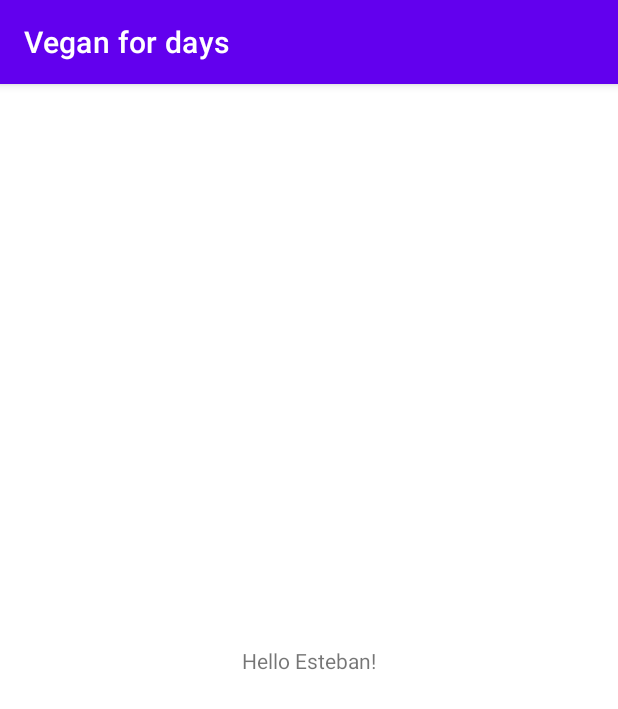
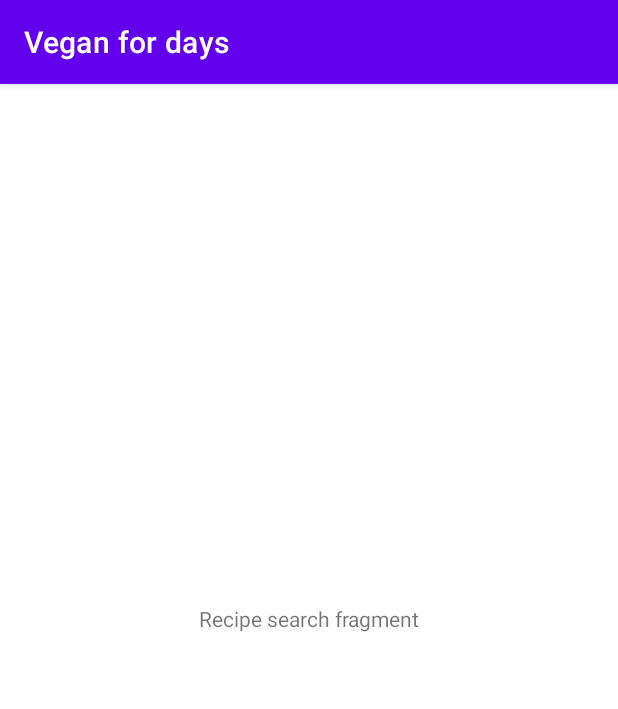
Before and after one commit to Estete9/Vegan-for-days, an Android app: the screen it shows after launch (MainActivity before the commit, RecipesActivity after it), on a phone screen of 412 x 824 dp. Shown: the top 709 px of the screen. Run offline under Robolectric (Android 15) with nearby library versions, the phone set to English and light mode, and no system bars; our stand-ins replace navigation-ui; 1 statement that could not run was skipped.

Commit message:
nav controller fragment, searchByRecipeFragment, and initial bottom nav menu implemented

```diff
--- a/app/build.gradle
+++ b/app/build.gradle
@@ -1,6 +1,7 @@
 plugins {
     id 'com.android.application'
     id 'kotlin-android'
+    id 'kotlin-android-extensions'
     id 'kotlin-kapt'
 }
 
@@ -34,6 +35,7 @@ android {
 }
 
 dependencies {
+    implementation 'androidx.legacy:legacy-support-v4:1.0.0'
     def room_version = "2.3.0"
     def nav_version = "2.3.5"
 
--- a/app/src/main/AndroidManifest.xml
+++ b/app/src/main/AndroidManifest.xml
@@ -9,7 +9,7 @@
         android:roundIcon="@mipmap/ic_launcher_round"
         android:supportsRtl="true"
         android:theme="@style/Theme.VeganForDays">
-        <activity android:name=".MainActivity">
+        <activity android:name=".ui.RecipesActivity">
             <intent-filter>
                 <action android:name="android.intent.action.MAIN" />
 
--- a/app/src/main/java/com/epicusprogramming/veganfordays/MainActivity.kt
+++ /dev/null
@@ -1,11 +0,0 @@
-package com.epicusprogramming.veganfordays
-
-import androidx.appcompat.app.AppCompatActivity
-import android.os.Bundle
-
-class MainActivity : AppCompatActivity() {
-    override fun onCreate(savedInstanceState: Bundle?) {
-        super.onCreate(savedInstanceState)
-        setContentView(R.layout.activity_main)
-    }
-}
--- /dev/null
+++ b/app/src/main/java/com/epicusprogramming/veganfordays/ui/RecipesActivity.kt
@@ -0,0 +1,17 @@
+package com.epicusprogramming.veganfordays.ui
+
+import android.os.Bundle
+import androidx.appcompat.app.AppCompatActivity
+import androidx.navigation.fragment.findNavController
+import androidx.navigation.ui.setupWithNavController
+import com.epicusprogramming.veganfordays.R
+import kotlinx.android.synthetic.main.activity_recipes.*
+
+class RecipesActivity : AppCompatActivity() {
+    override fun onCreate(savedInstanceState: Bundle?) {
+        super.onCreate(savedInstanceState)
+        setContentView(R.layout.activity_recipes)
+
+        bottomNavigationView.setupWithNavController(recipeNavHostFragment.findNavController())
+    }
+}
--- /dev/null
+++ b/app/src/main/java/com/epicusprogramming/veganfordays/ui/fragments/SearchByRecipeFragment.kt
@@ -0,0 +1,15 @@
+package com.epicusprogramming.veganfordays.ui.fragments
+
+import android.os.Bundle
+import androidx.fragment.app.Fragment
+import android.view.LayoutInflater
+import android.view.View
+import android.view.ViewGroup
+import com.epicusprogramming.veganfordays.R
+
+
+class SearchByRecipeFragment : Fragment(R.layout.fragment_search_by_recipe) {
+
+
+
+}
--- /dev/null
+++ b/app/src/main/res/layout/activity_recipes.xml
@@ -0,0 +1,38 @@
+<?xml version="1.0" encoding="utf-8"?>
+<androidx.constraintlayout.widget.ConstraintLayout xmlns:android="http://schemas.android.com/apk/res/android"
+    xmlns:app="http://schemas.android.com/apk/res-auto"
+    xmlns:tools="http://schemas.android.com/tools"
+    android:layout_width="match_parent"
+    android:layout_height="match_parent"
+    tools:context=".ui.RecipesActivity">
+
+    <FrameLayout
+        android:id="@+id/flFragment"
+        android:layout_width="match_parent"
+        android:layout_height="0dp"
+        app:layout_constraintBottom_toTopOf="@+id/bottomNavigationView"
+        app:layout_constraintEnd_toEndOf="parent"
+        app:layout_constraintStart_toStartOf="parent"
+        app:layout_constraintTop_toTopOf="parent"
+        tools:layout_editor_absoluteX="158dp">
+
+
+        <fragment
+            android:id="@+id/recipeNavHostFragment"
+            android:name="androidx.navigation.fragment.NavHostFragment"
+            android:layout_width="match_parent"
+            android:layout_height="match_parent"
+            app:defaultNavHost="true"
+            app:navGraph="@navigation/recipes_nav_graph"/>
+    </FrameLayout>
+
+    <com.google.android.material.navigation.NavigationView
+        android:id="@+id/bottomNavigationView"
+        android:layout_width="match_parent"
+        android:layout_height="56dp"
+        app:layout_constraintBottom_toBottomOf="parent"
+        app:menu="@menu/bottom_navigation_menu"
+        app:layout_constraintEnd_toEndOf="parent"
+        app:layout_constraintHorizontal_bias="0.5"
+        app:layout_constraintStart_toStartOf="parent" />
+</androidx.constraintlayout.widget.ConstraintLayout>
--- a/app/src/main/res/layout/activity_main.xml
+++ b/app/src/main/res/layout/fragment_search_by_recipe.xml
@@ -1,18 +1,21 @@
 <?xml version="1.0" encoding="utf-8"?>
 <androidx.constraintlayout.widget.ConstraintLayout xmlns:android="http://schemas.android.com/apk/res/android"
-    xmlns:app="http://schemas.android.com/apk/res-auto"
     xmlns:tools="http://schemas.android.com/tools"
     android:layout_width="match_parent"
     android:layout_height="match_parent"
-    tools:context=".MainActivity">
+    xmlns:app="http://schemas.android.com/apk/res-auto"
+    tools:context=".ui.fragments.SearchByRecipeFragment">
 
+    <!-- TODO: Update blank fragment layout -->
     <TextView
-        android:layout_width="wrap_content"
+        android:id="@+id/searchByRecipeTV"
+        android:layout_width="match_parent"
         android:layout_height="wrap_content"
-        android:text="Hello Esteban!"
+        android:text="Recipe search fragment"
+        android:textAlignment="center"
         app:layout_constraintBottom_toBottomOf="parent"
-        app:layout_constraintLeft_toLeftOf="parent"
-        app:layout_constraintRight_toRightOf="parent"
+        app:layout_constraintEnd_toEndOf="parent"
+        app:layout_constraintStart_toStartOf="parent"
         app:layout_constraintTop_toTopOf="parent" />
 
 </androidx.constraintlayout.widget.ConstraintLayout>
--- /dev/null
+++ b/app/src/main/res/menu/bottom_navigation_menu.xml
@@ -0,0 +1,4 @@
+<?xml version="1.0" encoding="utf-8"?>
+<menu xmlns:android="http://schemas.android.com/apk/res/android">
+
+</menu>
--- /dev/null
+++ b/app/src/main/res/navigation/recipes_nav_graph.xml
@@ -0,0 +1,13 @@
+<?xml version="1.0" encoding="utf-8"?>
+<navigation xmlns:android="http://schemas.android.com/apk/res/android"
+    xmlns:app="http://schemas.android.com/apk/res-auto"
+    xmlns:tools="http://schemas.android.com/tools"
+    android:id="@+id/recipes_nav_graph"
+    app:startDestination="@id/searchByRecipeFragment">
+
+    <fragment
+        android:id="@+id/searchByRecipeFragment"
+        android:name="com.epicusprogramming.veganfordays.ui.fragments.SearchByRecipeFragment"
+        android:label="fragment_search_by_recipe"
+        tools:layout="@layout/fragment_search_by_recipe" />
+</navigation>
--- a/app/src/main/res/values/strings.xml
+++ b/app/src/main/res/values/strings.xml
@@ -1,3 +1,5 @@
 <resources>
     <string name="app_name">Vegan for days</string>
+    <!-- TODO: Remove or change this placeholder text -->
+    <string name="hello_blank_fragment">Hello blank fragment</string>
 </resources>
```
